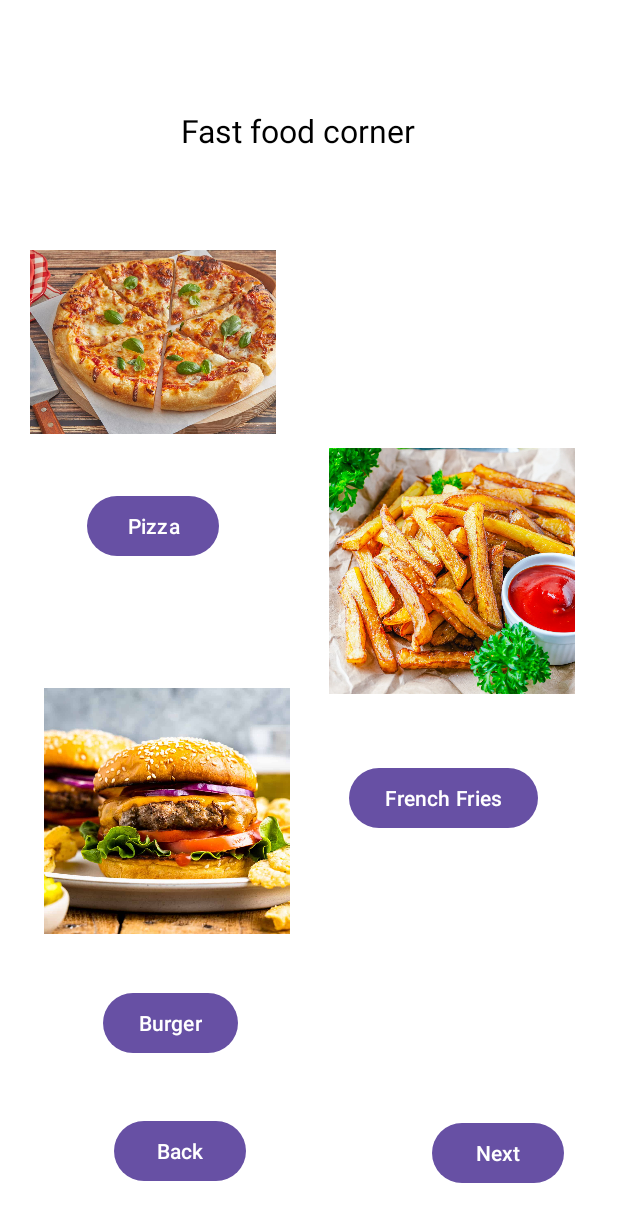
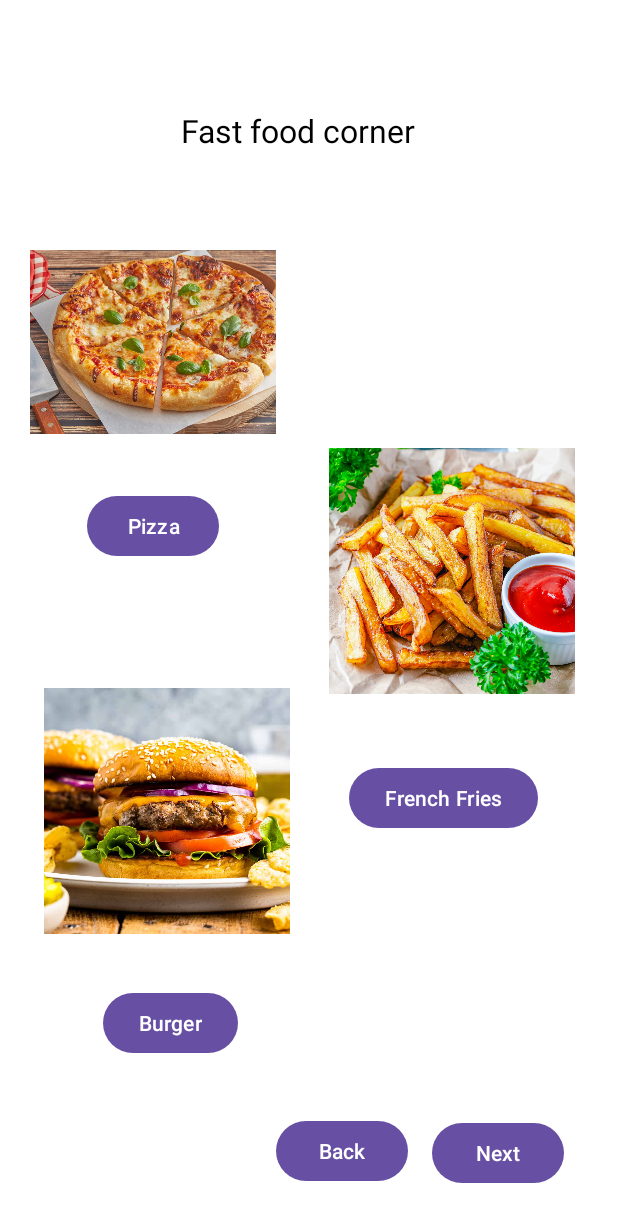
Before and after one commit to Rachil23/FoodEase, an Android app: the MainActivity6 screen opened directly, with no data from a screen before it, on a phone screen of 412 x 824 dp. Shown: the top 1222 px of the screen. Run offline under Robolectric (Android 15) with nearby library versions, the phone set to English and light mode, and no system bars.

Commit message:
minor ui change

```diff
--- a/app/src/main/res/layout/activity_main6.xml
+++ b/app/src/main/res/layout/activity_main6.xml
@@ -135,13 +135,12 @@
         android:id="@+id/button19"
         android:layout_width="wrap_content"
         android:layout_height="wrap_content"
-        android:layout_marginStart="73dp"
-        android:layout_marginTop="31dp"
-        android:layout_marginEnd="122dp"
-        android:layout_marginBottom="27dp"
+        android:layout_marginStart="38dp"
         android:text="Back"
         app:layout_constraintBottom_toBottomOf="parent"
         app:layout_constraintEnd_toStartOf="@+id/button18"
+        app:layout_constraintHorizontal_bias="0.9"
         app:layout_constraintStart_toStartOf="parent"
-        app:layout_constraintTop_toBottomOf="@+id/button17" />
+        app:layout_constraintTop_toBottomOf="@+id/button17"
+        app:layout_constraintVertical_bias="0.534" />
 </androidx.constraintlayout.widget.ConstraintLayout>
```
